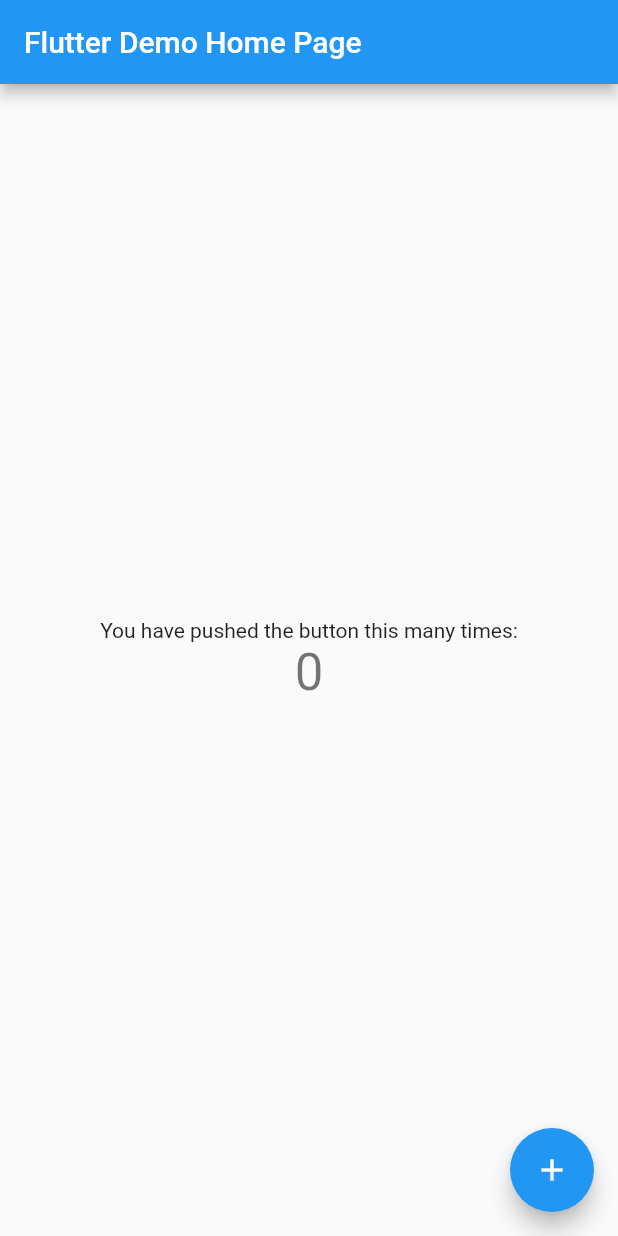
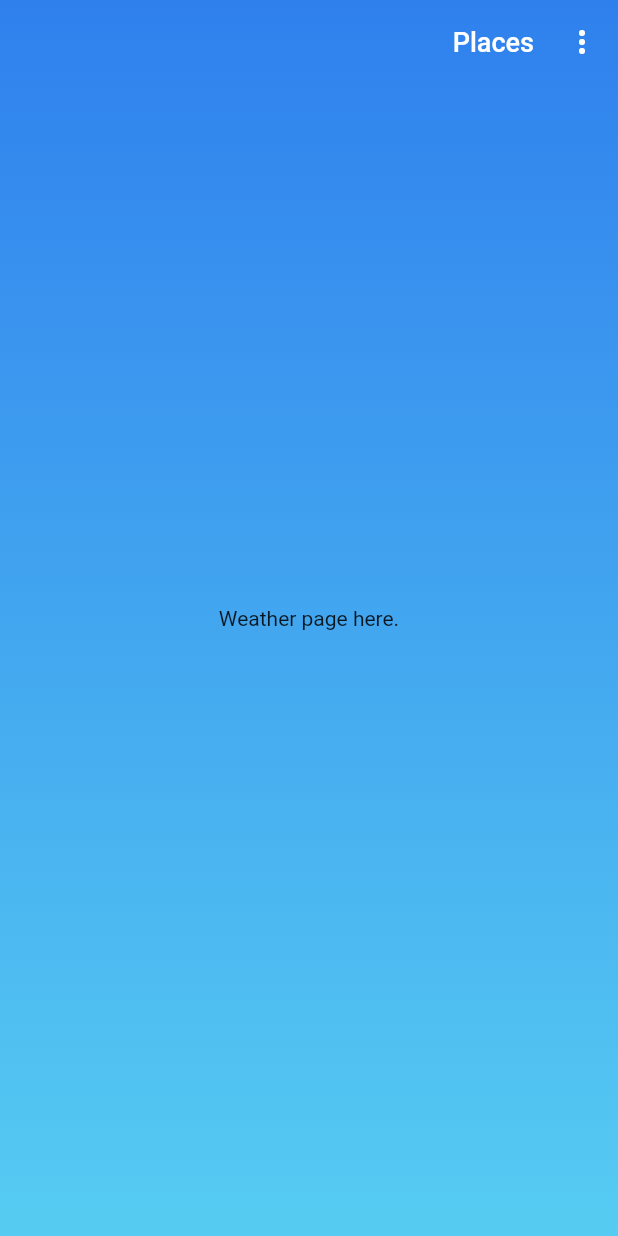
Before and after one commit to kbudulski/simple_weather_app, a Flutter app: the screen it shows after launch, on a phone screen of 412 x 824 dp. Run offline on Flutter 3.47's test engine with Material 2 defaults, Android fonts, the phone set to English and light mode, and no system bars; our stand-ins replace bloc, freezed_annotation.

```diff
--- /dev/null
+++ b/lib/app/simple_weather_app.dart
@@ -0,0 +1,17 @@
+
+import 'package:flutter/material.dart';
+import 'package:simple_weather_app/services/route_generator.dart';
+
+class SimpleWeatherApp extends StatelessWidget {
+  const SimpleWeatherApp({Key? key}) : super(key: key);
+
+  @override
+  Widget build(BuildContext context) {
+    return const MaterialApp(
+      title: 'Simple Weather App',
+      initialRoute: '/',
+      onGenerateRoute: RouteGenerator.generateRoute,
+      debugShowCheckedModeBanner: false,
+    );
+  }
+}
--- a/lib/main.dart
+++ b/lib/main.dart
@@ -1,113 +1,6 @@
 import 'package:flutter/material.dart';
+import 'package:simple_weather_app/app/simple_weather_app.dart';
 
 void main() {
-  runApp(MyApp());
+  runApp(const SimpleWeatherApp());
 }
-
-class MyApp extends StatelessWidget {
-  // This widget is the root of your application.
-  @override
-  Widget build(BuildContext context) {
-    return MaterialApp(
-      title: 'Flutter Demo',
-      theme: ThemeData(
-        // This is the theme of your application.
-        //
-        // Try running your application with "flutter run". You'll see the
-        // application has a blue toolbar. Then, without quitting the app, try
-        // changing the primarySwatch below to Colors.green and then invoke
-        // "hot reload" (press "r" in the console where you ran "flutter run",
-        // or simply save your changes to "hot reload" in a Flutter IDE).
-        // Notice that the counter didn't reset back to zero; the application
-        // is not restarted.
-        primarySwatch: Colors.blue,
-      ),
-      home: MyHomePage(title: 'Flutter Demo Home Page'),
-    );
-  }
-}
-
-class MyHomePage extends StatefulWidget {
-  MyHomePage({Key? key, required this.title}) : super(key: key);
-
-  // This widget is the home page of your application. It is stateful, meaning
-  // that it has a State object (defined below) that contains fields that affect
-  // how it looks.
-
-  // This class is the configuration for the state. It holds the values (in this
-  // case the title) provided by the parent (in this case the App widget) and
-  // used by the build method of the State. Fields in a Widget subclass are
-  // always marked "final".
-
-  final String title;
-
-  @override
-  _MyHomePageState createState() => _MyHomePageState();
-}
-
-class _MyHomePageState extends State<MyHomePage> {
-  int _counter = 0;
-
-  void _incrementCounter() {
-    setState(() {
-      // This call to setState tells the Flutter framework that something has
-      // changed in this State, which causes it to rerun the build method below
-      // so that the display can reflect the updated values. If we changed
-      // _counter without calling setState(), then the build method would not be
-      // called again, and so nothing would appear to happen.
-      _counter++;
-    });
-  }
-
-  @override
-  Widget build(BuildContext context) {
-    // This method is rerun every time setState is called, for instance as done
-    // by the _incrementCounter method above.
-    //
-    // The Flutter framework has been optimized to make rerunning build methods
-    // fast, so that you can just rebuild anything that needs updating rather
-    // than having to individually change instances of widgets.
-    return Scaffold(
-      appBar: AppBar(
-        // Here we take the value from the MyHomePage object that was created by
-        // the App.build method, and use it to set our appbar title.
-        title: Text(widget.title),
-      ),
-      body: Center(
-        // Center is a layout widget. It takes a single child and positions it
-        // in the middle of the parent.
-        child: Column(
-          // Column is also a layout widget. It takes a list of children and
-          // arranges them vertically. By default, it sizes itself to fit its
-          // children horizontally, and tries to be as tall as its parent.
-          //
-          // Invoke "debug painting" (press "p" in the console, choose the
-          // "Toggle Debug Paint" action from the Flutter Inspector in Android
-          // Studio, or the "Toggle Debug Paint" command in Visual Studio Code)
-          // to see the wireframe for each widget.
-          //
-          // Column has various properties to control how it sizes itself and
-          // how it positions its children. Here we use mainAxisAlignment to
-          // center the children vertically; the main axis here is the vertical
-          // axis because Columns are vertical (the cross axis would be
-          // horizontal).
-          mainAxisAlignment: MainAxisAlignment.center,
-          children: <Widget>[
-            Text(
-              'You have pushed the button this many times:',
-            ),
-            Text(
-              '$_counter',
-              style: Theme.of(context).textTheme.headline4,
-            ),
-          ],
-        ),
-      ),
-      floatingActionButton: FloatingActionButton(
-        onPressed: _incrementCounter,
-        tooltip: 'Increment',
-        child: Icon(Icons.add),
-      ), // This trailing comma makes auto-formatting nicer for build methods.
-    );
-  }
-}
--- /dev/null
+++ b/lib/pages/weather/cubit/weather_cubit.dart
@@ -0,0 +1,9 @@
+import 'package:bloc/bloc.dart';
+import 'package:freezed_annotation/freezed_annotation.dart';
+
+part 'weather_state.dart';
+part 'weather_cubit.freezed.dart';
+
+class WeatherCubit extends Cubit<WeatherState> {
+  WeatherCubit() : super(const WeatherState.initial());
+}
--- /dev/null
+++ b/lib/pages/weather/cubit/weather_state.dart
@@ -0,0 +1,6 @@
+part of 'weather_cubit.dart';
+
+@freezed
+abstract class WeatherState with _$WeatherState {
+  const factory WeatherState.initial() = _Initial;
+}
--- /dev/null
+++ b/lib/pages/weather/view/weather_page.dart
@@ -0,0 +1,77 @@
+import 'dart:ui';
+
+import 'package:flutter/material.dart';
+import 'package:flutter/services.dart';
+import 'package:simple_weather_app/values/app_colors.dart';
+import 'package:simple_weather_app/values/app_theme.dart';
+
+class WeatherPage extends StatelessWidget {
+  const WeatherPage({Key? key}) : super(key: key);
+
+  @override
+  Widget build(BuildContext context) {
+    return AnnotatedRegion<SystemUiOverlayStyle>(
+      value: gradientSystemStyle,
+      child: Scaffold(
+        appBar: _mainAppBar(context),
+        body: Container(
+          decoration: _weatherBackground(),
+          child: const Center(
+            child: Text('Weather page here.'),
+          ),
+        ),
+        extendBodyBehindAppBar: true,
+      ),
+    );
+  }
+
+  AppBar _mainAppBar(BuildContext context) {
+    return AppBar(
+      backgroundColor: Colors.transparent,
+      elevation: 0,
+      actions: <Widget>[
+        _appBarPlacesButton(context),
+        _appBarOptionsButton(context),
+      ],
+    );
+  }
+
+  TextButton _appBarPlacesButton(BuildContext context) {
+    return TextButton(
+      onPressed: () => Navigator.of(context).pushNamed('/places'),
+      child: const Text(
+        'Places',
+        style: TextStyle(color: Colors.white, fontSize: 18),
+      ),
+    );
+  }
+
+  PopupMenuButton<int> _appBarOptionsButton(BuildContext context) {
+    return PopupMenuButton<int>(
+      shape: roundedShape,
+      itemBuilder: (BuildContext context) => <PopupMenuItem<int>>[
+        const PopupMenuItem<int>(
+          value: 0,
+          child: Text('Settings'),
+        ),
+      ],
+      onSelected: (int item) => _onAppBarOptionSelected(item, context),
+    );
+  }
+
+  void _onAppBarOptionSelected(int item, BuildContext context) {
+    if (item == 0) {
+      Navigator.of(context).pushNamed('/settings');
+    }
+  }
+
+  BoxDecoration _weatherBackground() {
+    return const BoxDecoration(
+      gradient: LinearGradient(
+        colors: <Color>[AppColors.darkBlue, AppColors.lightBlue],
+        begin: Alignment.topCenter,
+        end: Alignment.bottomCenter,
+      ),
+    );
+  }
+}
--- /dev/null
+++ b/lib/services/route_generator.dart
@@ -0,0 +1,34 @@
+import 'package:flutter/material.dart';
+import 'package:simple_weather_app/pages/places/view/places_page.dart';
+import 'package:simple_weather_app/pages/settings/view/settings_page.dart';
+import 'package:simple_weather_app/pages/weather/view/weather_page.dart';
+
+class RouteGenerator {
+  static Route<dynamic> generateRoute(RouteSettings settings) {
+    final Object? args = settings.arguments;
+
+    switch (settings.name) {
+      case '/':
+        return MaterialPageRoute<dynamic>(builder: (_) => const WeatherPage());
+      case '/settings':
+        return MaterialPageRoute<dynamic>(builder: (_) => const SettingsPage());
+      case '/places':
+        return MaterialPageRoute<dynamic>(builder: (_) => const PlacesPage());
+      default:
+        return _errorRoute();
+    }
+  }
+
+  static Route<dynamic> _errorRoute() {
+    return MaterialPageRoute<dynamic>(builder: (_) {
+      return Scaffold(
+        appBar: AppBar(
+          title: const Text('Error'),
+        ),
+        body: const Center(
+          child: Text('ERROR'),
+        ),
+      );
+    });
+  }
+}
--- /dev/null
+++ b/lib/values/app_colors.dart
@@ -0,0 +1,7 @@
+import 'package:flutter/material.dart';
+
+class AppColors {
+  static const Color darkBlue = Color(0xFF2F80ED);
+  static const Color lightBlue = Color(0xFF56CCF2);
+  static const Color whiteCream = Color(0xFFEEEEEE);
+}
--- /dev/null
+++ b/lib/values/app_theme.dart
@@ -0,0 +1,22 @@
+import 'package:flutter/material.dart';
+import 'package:flutter/services.dart';
+import 'package:simple_weather_app/values/app_colors.dart';
+
+const SystemUiOverlayStyle gradientSystemStyle = SystemUiOverlayStyle(
+  statusBarColor: Colors.transparent,
+  statusBarIconBrightness: Brightness.light,
+  statusBarBrightness: Brightness.light,
+  systemNavigationBarIconBrightness: Brightness.light,
+  systemNavigationBarColor: AppColors.lightBlue,
+);
+
+const SystemUiOverlayStyle defaultSystemStyle = SystemUiOverlayStyle(
+  statusBarIconBrightness: Brightness.dark,
+  statusBarBrightness: Brightness.light,
+  systemNavigationBarIconBrightness: Brightness.dark,
+  systemNavigationBarColor: AppColors.whiteCream,
+);
+
+final RoundedRectangleBorder roundedShape = RoundedRectangleBorder(
+  borderRadius: BorderRadius.circular(10),
+);
```
Also changed, not shown: analysis_options.yaml (added, +42 -0 lines), lib/pages/places/view/places_page.dart (added, +20 -0 lines), lib/pages/settings/view/settings_page.dart (added, +57 -0 lines), lib/shared/reusable_widgets.dart (added, +12 -0 lines), pubspec.yaml (+20 -57 lines), lib/pages/weather/cubit/weather_cubit.freezed.dart (added), 4 other files.
